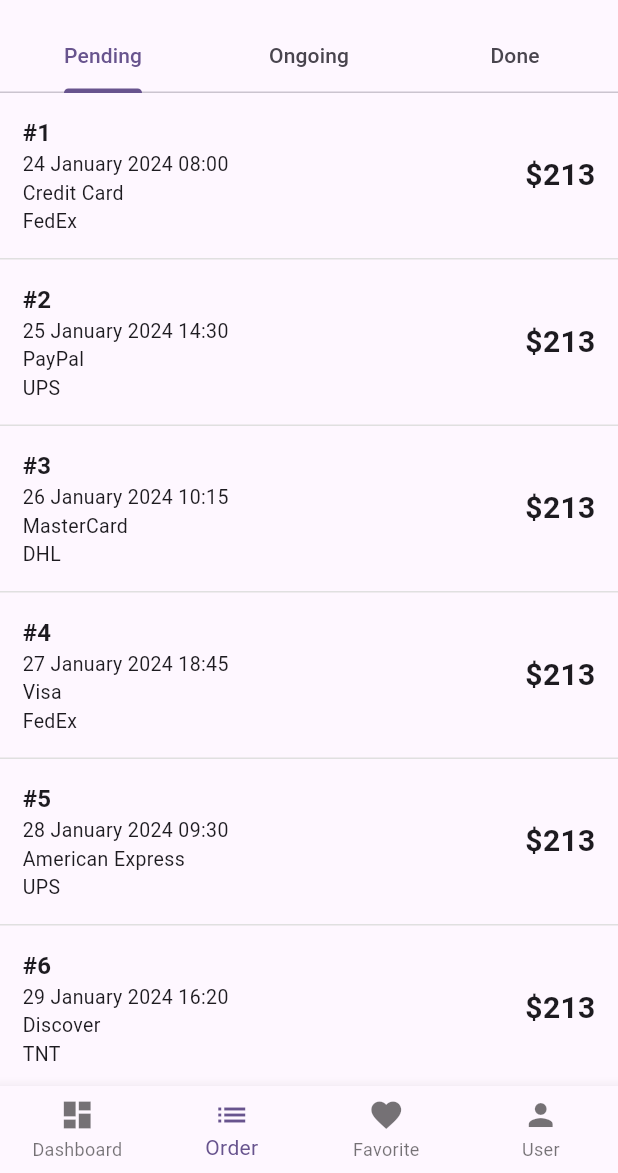
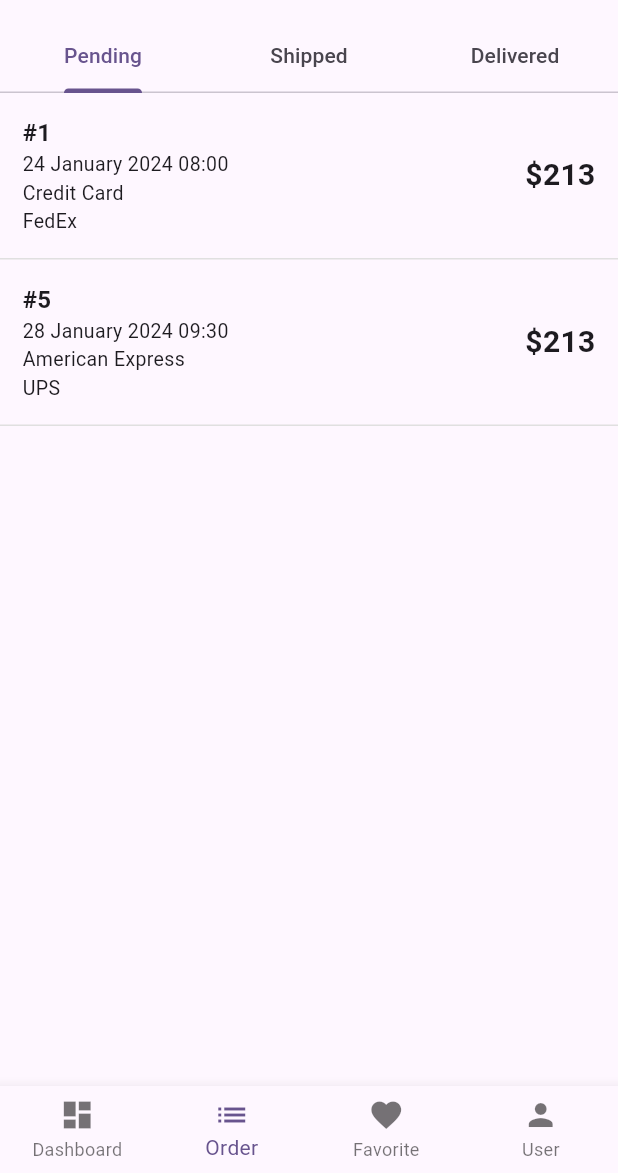
Before and after one commit to lypsisrudiansyah/flutter_lypsisbook, a Flutter app: the screen it shows after launch, item 2 of the bottom bar chosen, on a phone screen of 412 x 824 dp, the part 63-1236 px from its top. Run offline on Flutter 3.47's test engine with Material 2 defaults, Android fonts, the phone set to English and light mode, and no system bars; our stand-ins replace carousel_slider, flutter_animate, flutter_rating_bar, google_fonts, material_design_icons_flutter; network calls fail.

Commit message:
🐛 fix(order_list_controller.dart): update status from "Processing" to "Pending" for two orders to reflect correct order status ✨ feat(order_list_controller.dart): add new orders with "Shipped" and "Delivered" status to simulate different order statuses 🔨 refactor(order_list_view.dart): update tab names to reflect the correct order statuses and add new widgets for shipped and delivered items 🔥 chore(order_list/widget): delete unused widget folder

```diff
--- a/lib/module/order_list/controller/order_list_controller.dart
+++ b/lib/module/order_list/controller/order_list_controller.dart
@@ -32,7 +32,7 @@ class OrderListController extends State<OrderListView> {
         "name": "Credit Card",
         "detail": "Visa **** 1234",
       },
-      "status": "Processing",
+      "status": "Pending",
       "total": 120.95,
       "created_at": "2024-01-24 08:00:00",
       "items": [
@@ -160,7 +160,7 @@ class OrderListController extends State<OrderListView> {
         "name": "American Express",
         "detail": "Amex **** 3456",
       },
-      "status": "Processing",
+      "status": "Pending",
       "total": 85.20,
       "created_at": "2024-01-28 09:30:00",
       "items": [
@@ -242,5 +242,90 @@ class OrderListController extends State<OrderListView> {
         },
       ],
     },
+    {
+      "id": 8,
+      "shipping_address": {"name": "John Smith", "detail": "123 Oak St, Springfield, USA"},
+      "courier": {"name": "FedEx", "detail": "2-Day Shipping"},
+      "payment_method": {"name": "Visa", "detail": "Visa **** 1234"},
+      "status": "Shipped",
+      "total": 50.0,
+      "created_at": "2024-02-01 10:30:00",
+      "items": [
+        {"id": 13, "product_name": "Nintendo Switch", "qty": 1, "price": 50.0}
+      ]
+    },
+    {
+      "id": 9,
+      "shipping_address": {"name": "Emily Johnson", "detail": "456 Elm St, Riverside, USA"},
+      "courier": {"name": "UPS", "detail": "Ground Shipping"},
+      "payment_method": {"name": "Mastercard", "detail": "Mastercard **** 5678"},
+      "status": "Shipped",
+      "total": 100.0,
+      "created_at": "2024-02-03 14:45:00",
+      "items": [
+        {"id": 14, "product_name": "Apple iPhone 13", "qty": 1, "price": 100.0}
+      ]
+    },
+    {
+      "id": 10,
+      "shipping_address": {"name": "Sarah Davis", "detail": "789 Maple St, Lakeside, USA"},
+      "courier": {"name": "DHL", "detail": "Express Shipping"},
+      "payment_method": {"name": "American Express", "detail": "Amex **** 9012"},
+      "status": "Shipped",
+      "total": 80.0,
+      "created_at": "2024-02-05 09:15:00",
+      "items": [
+        {"id": 15, "product_name": "Samsung Galaxy S21", "qty": 1, "price": 80.0}
+      ]
+    },
+    {
+      "id": 11,
+      "shipping_address": {"name": "David Wilson", "detail": "987 Pine St, Hillside, USA"},
+      "courier": {"name": "USPS", "detail": "Standard Shipping"},
+      "payment_method": {"name": "PayPal", "detail": "PayPal **** 3456"},
+      "status": "Shipped",
+      "total": 60.0,
+      "created_at": "2024-02-07 12:00:00",
+      "items": [
+        {"id": 16, "product_name": "Amazon Echo Dot", "qty": 3, "price": 20.0}
+      ]
+    },
+    {
+      "id": 12,
+      "shipping_address": {"name": "John Smith", "detail": "456 Oak St, Anytown, USA"},
+      "courier": {"name": "FedEx", "detail": "Next-Day Delivery"},
+      "payment_method": {"name": "Credit Card", "detail": "**** **** **** 1234"},
+      "status": "Delivered",
+      "total": 99.99,
+      "created_at": "2024-02-01 09:30:00",
+      "items": [
+        {"id": 15, "product_name": "Samsung Galaxy S21", "qty": 2, "price": 49.99}
+      ]
+    },
+    {
+      "id": 13,
+      "shipping_address": {"name": "Emily Johnson", "detail": "789 Elm St, Othertown, USA"},
+      "courier": {"name": "UPS", "detail": "Standard Delivery"},
+      "payment_method": {"name": "Apple Pay", "detail": "applepay@example.com"},
+      "status": "Delivered",
+      "total": 75.0,
+      "created_at": "2024-02-03 15:20:00",
+      "items": [
+        {"id": 16, "product_name": "iPhone 13", "qty": 1, "price": 75.0}
+      ]
+    },
+    {
+      "id": 14,
+      "shipping_address": {"name": "Michael Brown", "detail": "123 Pine St, Anothertown, USA"},
+      "courier": {"name": "USPS", "detail": "Standard Delivery"},
+      "payment_method": {"name": "Google Pay", "detail": "googlepay@example.com"},
+      "status": "Delivered",
+      "total": 42.99,
+      "created_at": "2024-02-05 18:10:00",
+      "items": [
+        {"id": 17, "product_name": "AirPods Pro", "qty": 1, "price": 42.99},
+        {"id": 18, "product_name": "Apple Watch Series 7", "qty": 1, "price": 0.0}
+      ]
+    }
   ];
 }
--- a/lib/module/order_list/view/order_list_view.dart
+++ b/lib/module/order_list/view/order_list_view.dart
@@ -1,6 +1,8 @@
 import 'package:flutter/material.dart';
 import 'package:flutter_lypsisbook/core.dart';
+import 'package:flutter_lypsisbook/module/order_list/widget/order_list_delivered_items.dart';
 import 'package:flutter_lypsisbook/module/order_list/widget/order_list_pending_items.dart';
+import 'package:flutter_lypsisbook/module/order_list/widget/order_list_shipped_items.dart';
 import '../controller/order_list_controller.dart';
 
 class OrderListView extends StatefulWidget {
@@ -18,10 +20,10 @@ class OrderListView extends StatefulWidget {
                 text: "Pending",
               ),
               Tab(
-                text: "Ongoing",
+                text: "Shipped",
               ),
               Tab(
-                text: "Done",
+                text: "Delivered",
               ),
             ],
           ),
@@ -29,13 +31,9 @@ class OrderListView extends StatefulWidget {
         ),
         body: TabBarView(
           children: [
-            OrderListPendingItems(items: controller.orderList),
-            Container(
-              color: Colors.green[100],
-            ),
-            Container(
-              color: Colors.blue[100],
-            ),
+            OrderListPendingItems(items: controller.orderList.where((element) => element['status'] == "Pending").toList()),
+            OrderListShippedItems(items: controller.orderList),
+            OrderListDeliveredItems(items: controller.orderList),
           ],
         ),
       ),
```
Also changed, not shown: 1 other file.
